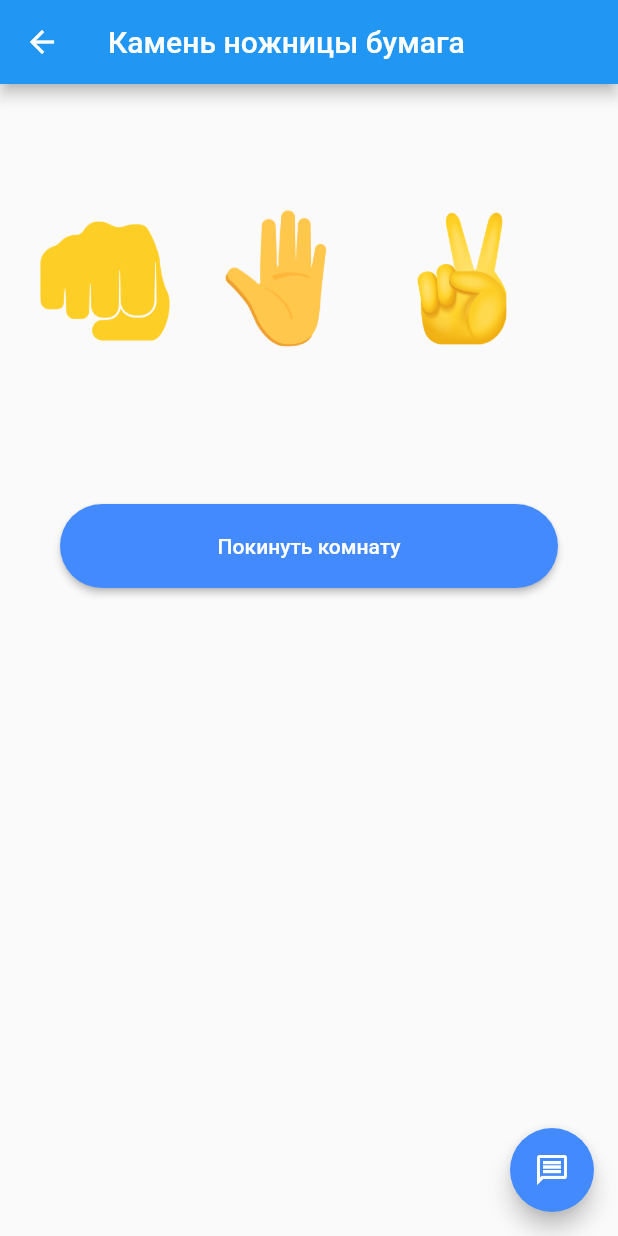
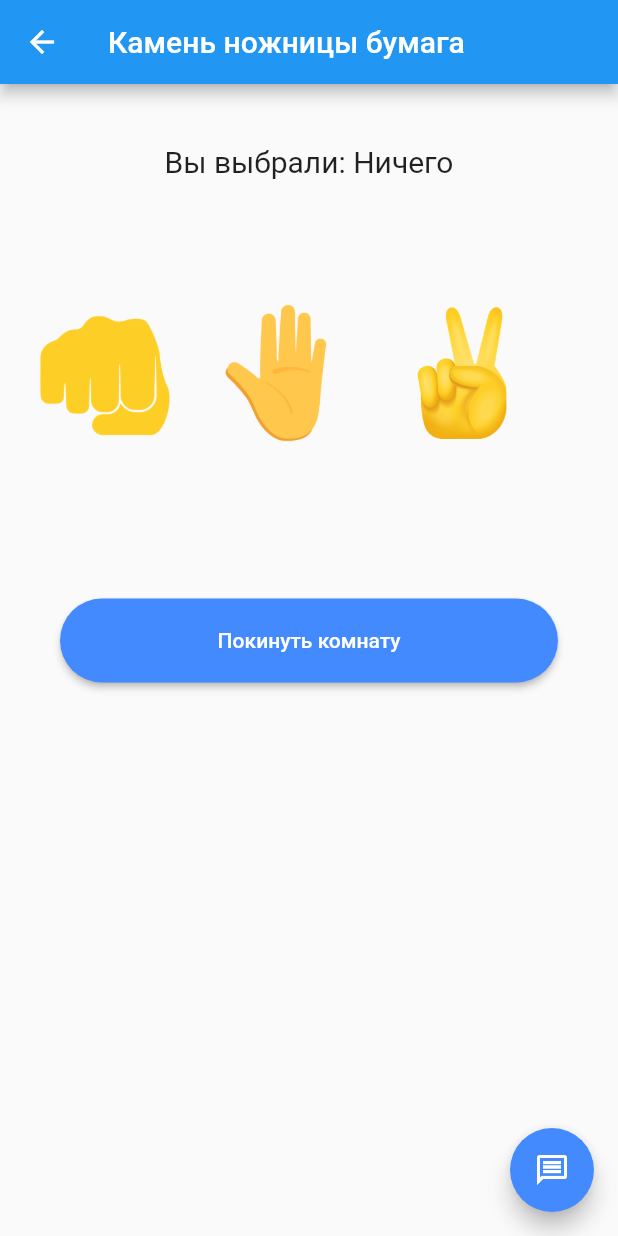
Before and after one commit to EgorBud/OC, a Flutter app: the ScisorsScreen screen opened by its route, on a phone screen of 412 x 824 dp. Run offline on Flutter 3.47's test engine with Material 2 defaults, Android fonts, the phone set to English and light mode, and no system bars; our stand-ins replace get_it.

Commit message:
show choose in rps

```diff
--- a/UltraGames/frontend/lib/constants.dart
+++ b/UltraGames/frontend/lib/constants.dart
@@ -1,3 +1,3 @@
-//String host = "10.0.2.2";
-String host = "2.59.40.59";
+String host = "10.0.2.2";
+//String host = "2.59.40.59";
 int port = 6666;
--- a/UltraGames/frontend/lib/providers/socket_provider.dart
+++ b/UltraGames/frontend/lib/providers/socket_provider.dart
@@ -16,6 +16,8 @@ import 'package:frontend/services/navigation_service.dart';
 class SocketProvider extends ChangeNotifier {
 
   bool? firstPlayer;
+  int chooseIndex = 0;
+
 
   // login
   String? login;
@@ -236,12 +238,15 @@ class SocketProvider extends ChangeNotifier {
         } else if (_serverResponse["task"] == "wait_rps") {
           navigationService.navigateToAndRemove(WaitingRoomScreen.routeName);
         } else if (_serverResponse["task"] == "start_rps") {
+          gameStart = true;
           firstPlayer = _serverResponse["first_player"];
           notifyListeners();
           navigationService.navigateToAndRemove(ScisorsScreen.routeName);
         } else if (_serverResponse["task"] == "get") {
           print(_serverResponse["show"]);
         } else if (_serverResponse["task"] == "show") {
+          gameStart = false;
+
           int result = _serverResponse["result"];
           print(result);
           print(firstPlayer);
--- a/UltraGames/frontend/lib/screens/scisors.dart
+++ b/UltraGames/frontend/lib/screens/scisors.dart
@@ -25,6 +25,8 @@ class _ScisorsScreenState extends State<ScisorsScreen> {
     final socketRead = context.read<SocketProvider>();
     final socketWatch = context.watch<SocketProvider>();
 
+    List<String> chooses = ["Ничего", "Камень", "Бумагу", "Ножницы"];
+
     return Scaffold(
       appBar: AppBar(
         title: const Text("Камень ножницы бумага"),
@@ -34,23 +36,35 @@ class _ScisorsScreenState extends State<ScisorsScreen> {
           child: Column(
             mainAxisAlignment: MainAxisAlignment.start,
             children: [
-
-              SizedBox(height: 80),
-              Row(children: [
-                SizedBox(width: 20),
+              const SizedBox(height: 40),
+              Text(
+                "Вы выбрали: ${chooses[socketWatch.chooseIndex]}",
+                style: const TextStyle(fontSize: 20),
+              ),
+              const SizedBox(height: 80),
+              Row(
+                children: [
+                  const SizedBox(width: 20),
                   InkWell(
                     onTap: () {
                       socketRead.setContext(context);
 
+                      if (socketWatch.gameStart == false) {
+                        showWarningMessage(context, "Игра закончилась");
+                        return;
+                      }
+
+                      socketWatch.chooseIndex = 1;
+
                       dynamic message = {
-                      "choise" : "1",
+                        "choise": "1",
                       };
                       socketRead.write(jsonEncode(message));
                     }, // Handle your callback.
                     child: Ink(
                       height: 100,
                       width: 100,
-                    decoration: BoxDecoration(
+                      decoration: const BoxDecoration(
                         image: DecorationImage(
                           image: AssetImage('images/rock.png'),
                           fit: BoxFit.cover,
@@ -58,20 +72,27 @@ class _ScisorsScreenState extends State<ScisorsScreen> {
                       ),
                     ),
                   ),
-                SizedBox(width: 20),
+                  const SizedBox(width: 20),
                   InkWell(
                     onTap: () {
                       socketRead.setContext(context);
 
+                      if (socketWatch.gameStart == false) {
+                        showWarningMessage(context, "Игра закончилась");
+                        return;
+                      }
+
+                      socketWatch.chooseIndex = 2;
+
                       dynamic message = {
-                      "choise" : "2",
+                        "choise": "2",
                       };
                       socketRead.write(jsonEncode(message));
                     }, // Handle your callback.
                     child: Ink(
                       height: 100,
                       width: 100,
-                    decoration: BoxDecoration(
+                      decoration: const BoxDecoration(
                         image: DecorationImage(
                           image: AssetImage('images/paper.png'),
                           fit: BoxFit.cover,
@@ -79,20 +100,27 @@ class _ScisorsScreenState extends State<ScisorsScreen> {
                       ),
                     ),
                   ),
-                SizedBox(width: 20),
+                  const SizedBox(width: 20),
                   InkWell(
                     onTap: () {
                       socketRead.setContext(context);
 
+                      if (socketWatch.gameStart == false) {
+                        showWarningMessage(context, "Игра закончилась");
+                        return;
+                      }
+
+                      socketWatch.chooseIndex = 3;
+
                       dynamic message = {
-                      "choise" : "3",
+                        "choise": "3",
                       };
                       socketRead.write(jsonEncode(message));
                     }, // Handle your callback.
                     child: Ink(
                       height: 100,
                       width: 100,
-                    decoration: BoxDecoration(
+                      decoration: const BoxDecoration(
                         image: DecorationImage(
                           image: AssetImage('images/scissors.png'),
                           fit: BoxFit.cover,
@@ -100,15 +128,14 @@ class _ScisorsScreenState extends State<ScisorsScreen> {
                       ),
                     ),
                   )
-              ],),
-              SizedBox(height: 100),
+                ],
+              ),
+              const SizedBox(height: 100),
               Padding(
                 padding: const EdgeInsets.only(left: 40.0, right: 40),
                 child: ElevatedButton(
                   onPressed: () {
-                    dynamic request = {
-                      "task": "leave"
-                    };
+                    dynamic request = {"task": "leave"};
 
                     socketRead.write(jsonEncode(request));
                   },
```
Also changed, not shown: 1 other file. Lines whose indentation alone changed are shown as unchanged.
